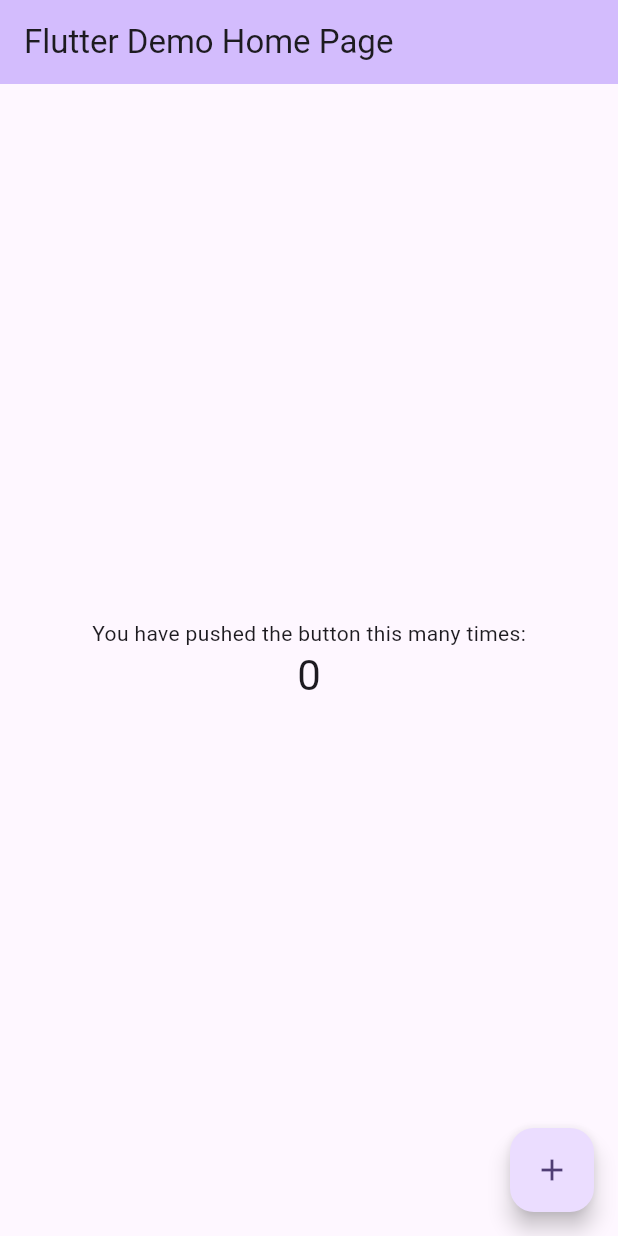
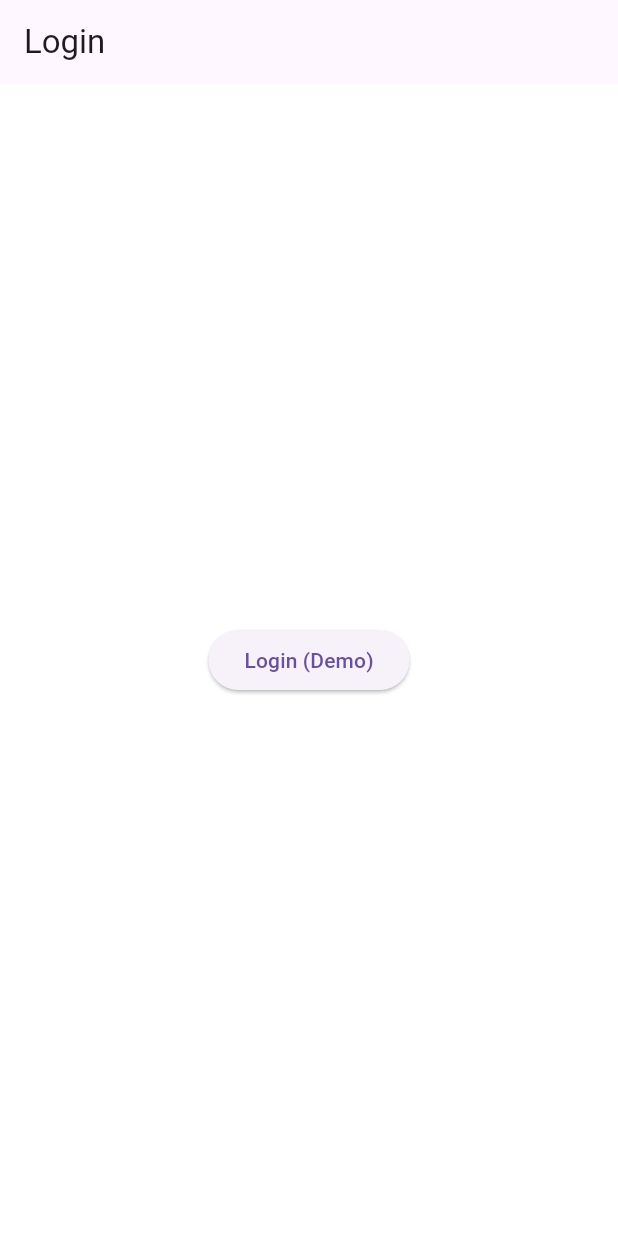
Before and after one commit to kushalmanshrestha789/LinkUp, a Flutter app: the screen it shows after launch, on a phone screen of 412 x 824 dp. Run offline on Flutter 3.47's test engine with Material 3 defaults, Android fonts, the phone set to English and light mode, and no system bars.

Commit message:
basic stepup

```diff
--- a/demoapp/lib/main.dart
+++ b/demoapp/lib/main.dart
@@ -1,122 +1,43 @@
 import 'package:flutter/material.dart';
 
+// Screens
+import 'screens/login_screen.dart';
+import 'screens/home_screen.dart';
+import 'screens/contacts_screen.dart';
+import 'screens/email_compose_screen.dart';
+import 'screens/drafts_screen.dart';
+
 void main() {
-  runApp(const MyApp());
+  runApp(const DemoApp());
 }
 
-class MyApp extends StatelessWidget {
-  const MyApp({super.key});
+class DemoApp extends StatelessWidget {
+  const DemoApp({super.key});
 
-  // This widget is the root of your application.
   @override
   Widget build(BuildContext context) {
     return MaterialApp(
-      title: 'Flutter Demo',
+      title: 'Mass Communication App',
+      debugShowCheckedModeBanner: false,
       theme: ThemeData(
-        // This is the theme of your application.
-        //
-        // TRY THIS: Try running your application with "flutter run". You'll see
-        // the application has a purple toolbar. Then, without quitting the app,
-        // try changing the seedColor in the colorScheme below to Colors.green
-        // and then invoke "hot reload" (save your changes or press the "hot
-        // reload" button in a Flutter-supported IDE, or press "r" if you used
-        // the command line to start the app).
-        //
-        // Notice that the counter didn't reset back to zero; the application
-        // state is not lost during the reload. To reset the state, use hot
-        // restart instead.
-        //
-        // This works for code too, not just values: Most code changes can be
-        // tested with just a hot reload.
-        colorScheme: ColorScheme.fromSeed(seedColor: Colors.deepPurple),
+        primarySwatch: Colors.indigo,
+        scaffoldBackgroundColor: Colors.white,
+        inputDecorationTheme: const InputDecorationTheme(
+          border: OutlineInputBorder(),
+        ),
       ),
-      home: const MyHomePage(title: 'Flutter Demo Home Page'),
+
+      // First screen when app starts
+      initialRoute: '/login',
+
+      // Define all routes
+      routes: {
+        '/login': (context) => const LoginScreen(),
+        '/home': (context) => const HomeScreen(),
+        '/contacts': (context) => const ContactsScreen(),
+        '/compose': (context) => const EmailComposeScreen(),
+        '/drafts': (context) => const DraftsScreen(),
+      },
     );
   }
 }
-
-class MyHomePage extends StatefulWidget {
-  const MyHomePage({super.key, required this.title});
-
-  // This widget is the home page of your application. It is stateful, meaning
-  // that it has a State object (defined below) that contains fields that affect
-  // how it looks.
-
-  // This class is the configuration for the state. It holds the values (in this
-  // case the title) provided by the parent (in this case the App widget) and
-  // used by the build method of the State. Fields in a Widget subclass are
-  // always marked "final".
-
-  final String title;
-
-  @override
-  State<MyHomePage> createState() => _MyHomePageState();
-}
-
-class _MyHomePageState extends State<MyHomePage> {
-  int _counter = 0;
-
-  void _incrementCounter() {
-    setState(() {
-      // This call to setState tells the Flutter framework that something has
-      // changed in this State, which causes it to rerun the build method below
-      // so that the display can reflect the updated values. If we changed
-      // _counter without calling setState(), then the build method would not be
-      // called again, and so nothing would appear to happen.
-      _counter++;
-    });
-  }
-
-  @override
-  Widget build(BuildContext context) {
-    // This method is rerun every time setState is called, for instance as done
-    // by the _incrementCounter method above.
-    //
-    // The Flutter framework has been optimized to make rerunning build methods
-    // fast, so that you can just rebuild anything that needs updating rather
-    // than having to individually change instances of widgets.
-    return Scaffold(
-      appBar: AppBar(
-        // TRY THIS: Try changing the color here to a specific color (to
-        // Colors.amber, perhaps?) and trigger a hot reload to see the AppBar
-        // change color while the other colors stay the same.
-        backgroundColor: Theme.of(context).colorScheme.inversePrimary,
-        // Here we take the value from the MyHomePage object that was created by
-        // the App.build method, and use it to set our appbar title.
-        title: Text(widget.title),
-      ),
-      body: Center(
-        // Center is a layout widget. It takes a single child and positions it
-        // in the middle of the parent.
-        child: Column(
-          // Column is also a layout widget. It takes a list of children and
-          // arranges them vertically. By default, it sizes itself to fit its
-          // children horizontally, and tries to be as tall as its parent.
-          //
-          // Column has various properties to control how it sizes itself and
-          // how it positions its children. Here we use mainAxisAlignment to
-          // center the children vertically; the main axis here is the vertical
-          // axis because Columns are vertical (the cross axis would be
-          // horizontal).
-          //
-          // TRY THIS: Invoke "debug painting" (choose the "Toggle Debug Paint"
-          // action in the IDE, or press "p" in the console), to see the
-          // wireframe for each widget.
-          mainAxisAlignment: MainAxisAlignment.center,
-          children: <Widget>[
-            const Text('You have pushed the button this many times:'),
-            Text(
-              '$_counter',
-              style: Theme.of(context).textTheme.headlineMedium,
-            ),
-          ],
-        ),
-      ),
-      floatingActionButton: FloatingActionButton(
-        onPressed: _incrementCounter,
-        tooltip: 'Increment',
-        child: const Icon(Icons.add),
-      ), // This trailing comma makes auto-formatting nicer for build methods.
-    );
-  }
-}
--- /dev/null
+++ b/demoapp/lib/screens/login_screen.dart
@@ -0,0 +1,20 @@
+import 'package:flutter/material.dart';
+
+class LoginScreen extends StatelessWidget {
+  const LoginScreen({super.key});
+
+  @override
+  Widget build(BuildContext context) {
+    return Scaffold(
+      appBar: AppBar(title: const Text("Login")),
+      body: Center(
+        child: ElevatedButton(
+          onPressed: () {
+            Navigator.pushReplacementNamed(context, '/home');
+          },
+          child: const Text("Login (Demo)"),
+        ),
+      ),
+    );
+  }
+}
```
Also changed, not shown: demoapp/analysis_options.yaml (+7 -24 lines), demoapp/lib/screens/contacts_screen.dart (added, +15 -0 lines), demoapp/lib/screens/drafts_screen.dart (added, +15 -0 lines), demoapp/lib/screens/email_compose_screen.dart (added, +15 -0 lines), demoapp/lib/screens/home_screen.dart (added, +31 -0 lines), demoapp/pubspec.yaml (+6 -74 lines), demoapp/lib/models/user.dart (added), demoapp/lib/services/api_service.dart (added), demoapp/lib/widgets/custom_buttom.dart (added), demoapp/pubspec.lock, 1 other file.
